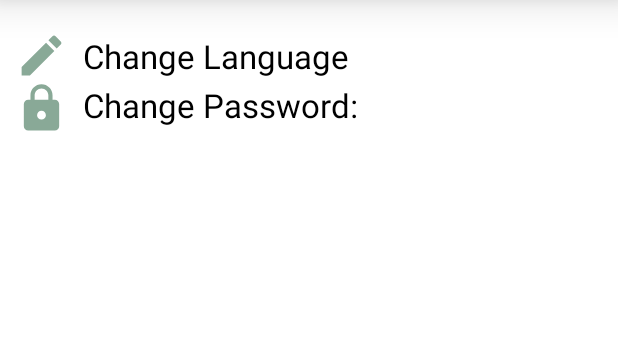
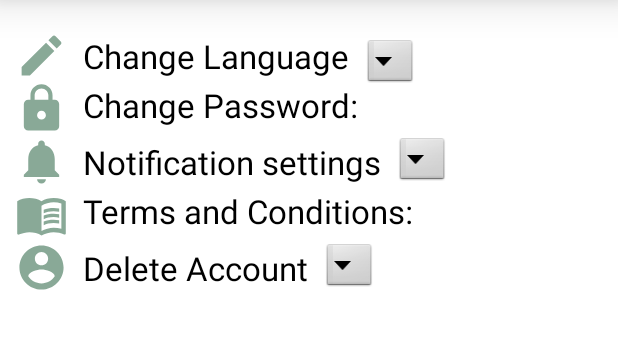
Before and after one commit to Arcane2202/Kotlin-ConerShop, an Android app: the Settings screen opened directly, with no data from a screen before it, on a phone screen of 412 x 824 dp, the part 84-433 px from its top. Run offline under Robolectric (Android 15) with nearby library versions, the phone set to English and light mode, and no system bars.

Commit message:
settings

```diff
--- /dev/null
+++ b/app/src/main/res/drawable/ic_baseline_account_circle.xml
@@ -0,0 +1,5 @@
+<vector android:height="24dp" android:tint="#89A997"
+    android:viewportHeight="24" android:viewportWidth="24"
+    android:width="24dp" xmlns:android="http://schemas.android.com/apk/res/android">
+    <path android:fillColor="@android:color/white" android:pathData="M12,2C6.48,2 2,6.48 2,12s4.48,10 10,10 10,-4.48 10,-10S17.52,2 12,2zM12,5c1.66,0 3,1.34 3,3s-1.34,3 -3,3 -3,-1.34 -3,-3 1.34,-3 3,-3zM12,19.2c-2.5,0 -4.71,-1.28 -6,-3.22 0.03,-1.99 4,-3.08 6,-3.08 1.99,0 5.97,1.09 6,3.08 -1.29,1.94 -3.5,3.22 -6,3.22z"/>
+</vector>
--- /dev/null
+++ b/app/src/main/res/drawable/ic_baseline_menu_book.xml
@@ -0,0 +1,8 @@
+<vector android:height="24dp" android:tint="#89A997"
+    android:viewportHeight="24" android:viewportWidth="24"
+    android:width="24dp" xmlns:android="http://schemas.android.com/apk/res/android">
+    <path android:fillColor="@android:color/white" android:pathData="M21,5c-1.11,-0.35 -2.33,-0.5 -3.5,-0.5c-1.95,0 -4.05,0.4 -5.5,1.5c-1.45,-1.1 -3.55,-1.5 -5.5,-1.5S2.45,4.9 1,6v14.65c0,0.25 0.25,0.5 0.5,0.5c0.1,0 0.15,-0.05 0.25,-0.05C3.1,20.45 5.05,20 6.5,20c1.95,0 4.05,0.4 5.5,1.5c1.35,-0.85 3.8,-1.5 5.5,-1.5c1.65,0 3.35,0.3 4.75,1.05c0.1,0.05 0.15,0.05 0.25,0.05c0.25,0 0.5,-0.25 0.5,-0.5V6C22.4,5.55 21.75,5.25 21,5zM21,18.5c-1.1,-0.35 -2.3,-0.5 -3.5,-0.5c-1.7,0 -4.15,0.65 -5.5,1.5V8c1.35,-0.85 3.8,-1.5 5.5,-1.5c1.2,0 2.4,0.15 3.5,0.5V18.5z"/>
+    <path android:fillColor="@android:color/white" android:pathData="M17.5,10.5c0.88,0 1.73,0.09 2.5,0.26V9.24C19.21,9.09 18.36,9 17.5,9c-1.7,0 -3.24,0.29 -4.5,0.83v1.66C14.13,10.85 15.7,10.5 17.5,10.5z"/>
+    <path android:fillColor="@android:color/white" android:pathData="M13,12.49v1.66c1.13,-0.64 2.7,-0.99 4.5,-0.99c0.88,0 1.73,0.09 2.5,0.26V11.9c-0.79,-0.15 -1.64,-0.24 -2.5,-0.24C15.8,11.66 14.26,11.96 13,12.49z"/>
+    <path android:fillColor="@android:color/white" android:pathData="M17.5,14.33c-1.7,0 -3.24,0.29 -4.5,0.83v1.66c1.13,-0.64 2.7,-0.99 4.5,-0.99c0.88,0 1.73,0.09 2.5,0.26v-1.52C19.21,14.41 18.36,14.33 17.5,14.33z"/>
+</vector>
--- /dev/null
+++ b/app/src/main/res/drawable/ic_baseline_notifications.xml
@@ -0,0 +1,5 @@
+<vector android:height="24dp" android:tint="#89A997"
+    android:viewportHeight="24" android:viewportWidth="24"
+    android:width="24dp" xmlns:android="http://schemas.android.com/apk/res/android">
+    <path android:fillColor="@android:color/white" android:pathData="M12,22c1.1,0 2,-0.9 2,-2h-4c0,1.1 0.89,2 2,2zM18,16v-5c0,-3.07 -1.64,-5.64 -4.5,-6.32L13.5,4c0,-0.83 -0.67,-1.5 -1.5,-1.5s-1.5,0.67 -1.5,1.5v0.68C7.63,5.36 6,7.92 6,11v5l-2,2v1h16v-1l-2,-2z"/>
+</vector>
--- a/app/src/main/res/layout/activity_profile.xml
+++ b/app/src/main/res/layout/activity_profile.xml
@@ -21,7 +21,7 @@
         android:id="@+id/title_profile"
         android:layout_width="500dp"
         android:layout_height="55dp"
-        android:background="#C5E3E5"
+        android:background="#D4F3F5"
         android:gravity="center"
         android:text="Profile"
         android:textColor="#3DC3B6"
--- a/app/src/main/res/layout/activity_settings.xml
+++ b/app/src/main/res/layout/activity_settings.xml
@@ -69,6 +69,19 @@
         />
 
 
+    <Spinner
+        android:id="@+id/spinner1"
+        android:layout_width="35dp"
+        android:layout_height="35dp"
+        android:layout_marginRight="10dp"
+        android:layout_marginLeft="10dp"
+        android:layout_marginTop="25dp"
+        android:layout_below="@+id/settings"
+        android:background="@android:drawable/btn_dropdown"
+        android:spinnerMode="dropdown"
+        android:layout_toRightOf="@+id/title_changeLan"
+
+        />
 
 
 
@@ -95,8 +108,102 @@
         android:layout_toRightOf="@id/pass" />
 
 
+    <ImageView
+        android:id="@+id/notification"
+        android:layout_width="35dp"
+        android:layout_height="35dp"
+        android:layout_below="@+id/pass"
+        android:layout_marginLeft="10dp"
+        android:src="@drawable/ic_baseline_notifications" />
 
 
+    <TextView
+        android:id="@+id/title_notification"
+        android:layout_width="wrap_content"
+        android:layout_height="wrap_content"
+        android:paddingTop="3dp"
+        android:layout_below="@+id/pass"
+        android:layout_marginLeft="10dp"
+        android:text="Notification settings"
+        android:textColor="@color/black"
+        android:textSize="22dp"
+
+        android:layout_toRightOf="@id/notification"
+        />
+
+
+    <Spinner
+        android:id="@+id/spinner2"
+        android:layout_width="35dp"
+        android:layout_height="35dp"
+        android:layout_marginRight="10dp"
+        android:layout_marginLeft="10dp"
+        android:layout_below="@+id/pass"
+        android:background="@android:drawable/btn_dropdown"
+        android:spinnerMode="dropdown"
+        android:layout_toRightOf="@+id/title_notification"
+
+        />
+
+
+
+    <ImageView
+        android:id="@+id/terms"
+        android:layout_below="@id/notification"
+        android:layout_marginLeft="10dp"
+        android:layout_width="35dp"
+        android:layout_height="35dp"
+        android:src="@drawable/ic_baseline_menu_book" />
+
+    <TextView
+        android:id="@+id/title_terms"
+        android:layout_width="wrap_content"
+        android:layout_height="wrap_content"
+        android:paddingTop="3dp"
+        android:layout_below="@id/title_notification"
+        android:layout_marginLeft="10dp"
+        android:text="Terms and Conditions:"
+        android:textColor="@color/black"
+        android:textSize="22dp"
+
+        android:layout_toRightOf="@id/pass" />
+
+
+    <ImageView
+        android:id="@+id/delAcc"
+        android:layout_width="35dp"
+        android:layout_height="35dp"
+        android:layout_below="@+id/terms"
+        android:layout_marginLeft="10dp"
+        android:src="@drawable/ic_baseline_account_circle" />
+
+
+    <TextView
+        android:id="@+id/title_delAcc"
+        android:layout_width="wrap_content"
+        android:layout_height="wrap_content"
+        android:paddingTop="3dp"
+        android:layout_below="@+id/terms"
+        android:layout_marginLeft="10dp"
+        android:text="Delete Account"
+        android:textColor="@color/black"
+        android:textSize="22dp"
+
+        android:layout_toRightOf="@id/notification"
+        />
+
+    <Spinner
+        android:id="@+id/spinner3"
+        android:layout_width="35dp"
+        android:layout_height="35dp"
+        android:layout_below="@+id/terms"
+        android:layout_marginLeft="10dp"
+        android:layout_marginRight="10dp"
+        android:layout_toRightOf="@+id/title_delAcc"
+        android:background="@android:drawable/btn_dropdown"
+        android:spinnerMode="dropdown"
+
+        />
 
 
 
```
